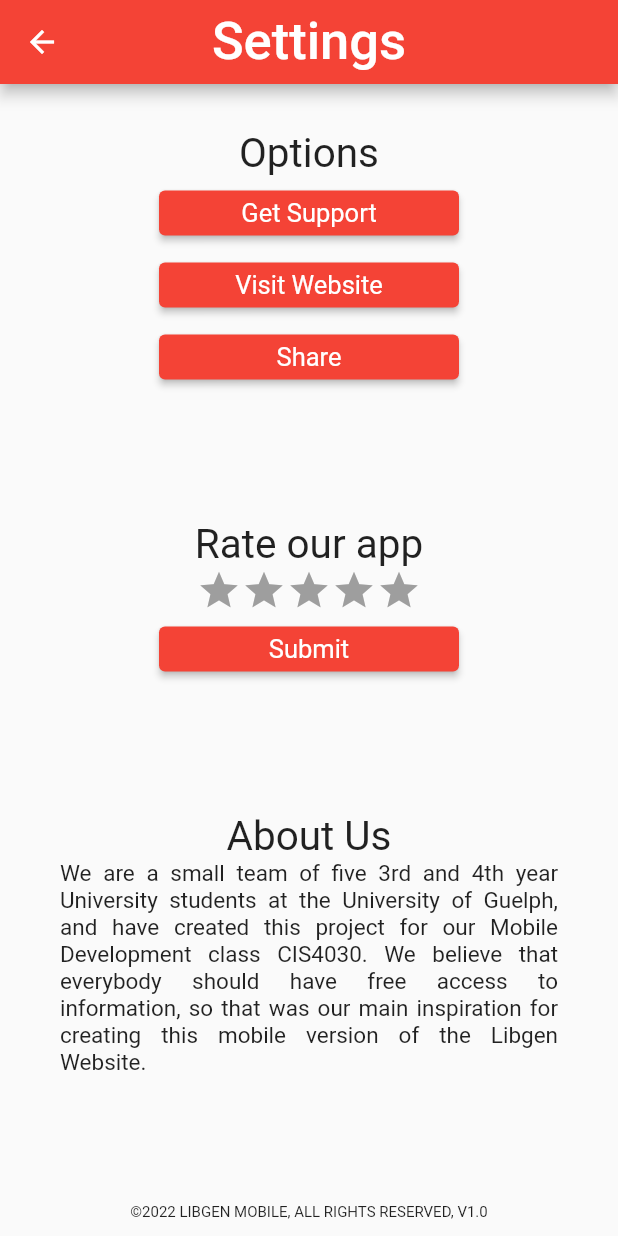
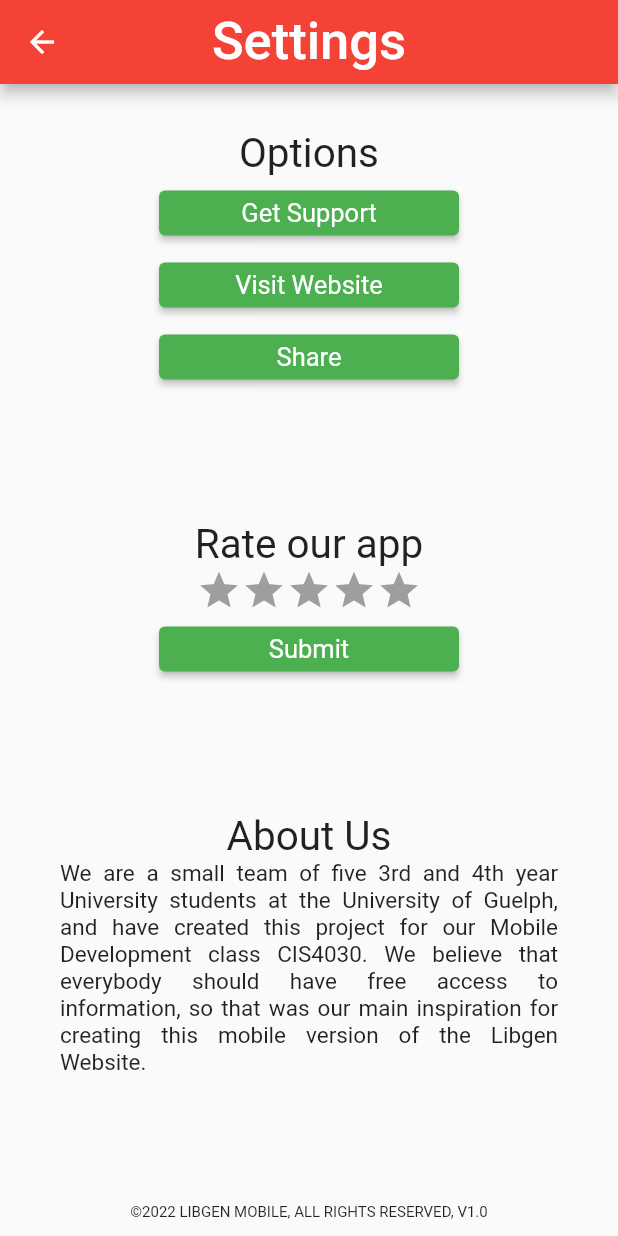
Before and after one commit to ScottXTra/LibGenMobile, a Flutter app: the SettingsPage screen opened directly, on a phone screen of 412 x 824 dp. Run offline on Flutter 3.47's test engine with Material 2 defaults, Android fonts, the light colour scheme and no system bars; our stand-ins replace open_file, simple_shadow; missing offline and left inert: epub_viewer.

Commit message:
New branch

```diff
--- a/mobile_app/lib/settings_page.dart
+++ b/mobile_app/lib/settings_page.dart
@@ -6,7 +6,7 @@ import 'package:url_launcher/url_launcher.dart';
 final ButtonStyle buttonStyle = ElevatedButton.styleFrom(
   minimumSize: const Size(200, 0),
   padding: const EdgeInsets.fromLTRB(5, 5, 5, 5),
-  primary: Colors.red,
+  primary: Colors.green,
   textStyle: const TextStyle(fontSize: 17),
 );
 
```
